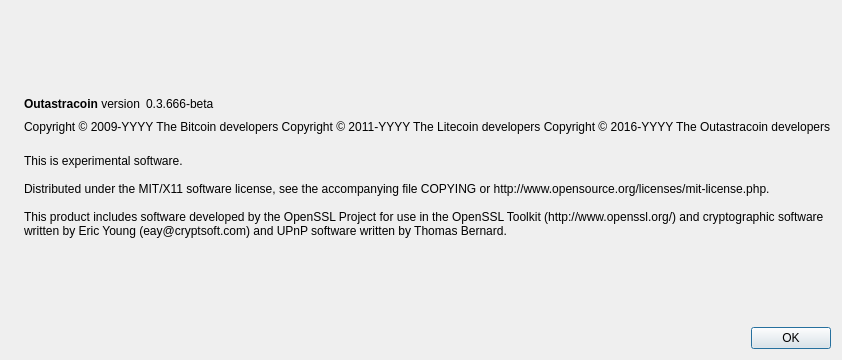
Old version of the form src/qt/forms/aboutdialog.ui in the repository CloudMining/outastracoin.
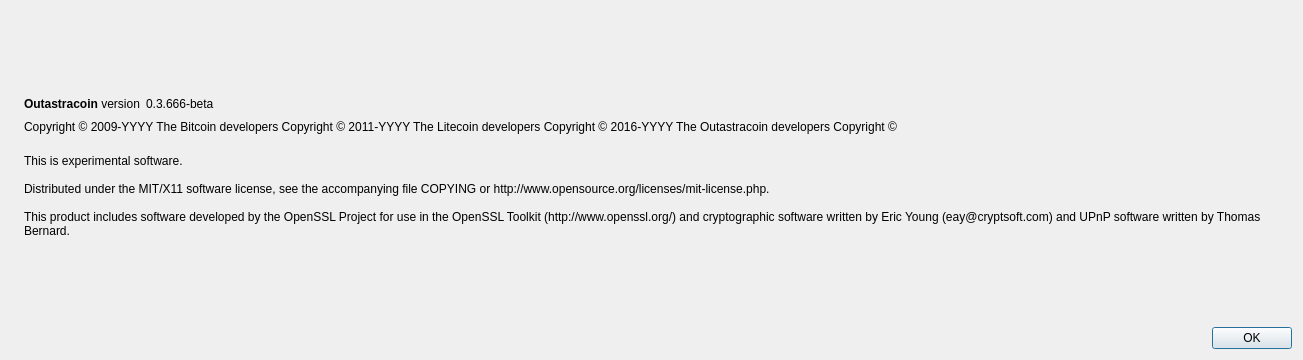
New version of the form. Icons and pictures are not drawn.

```diff
--- a/src/qt/forms/aboutdialog.ui
+++ b/src/qt/forms/aboutdialog.ui
@@ -6,7 +6,7 @@
    <rect>
     <x>0</x>
     <y>0</y>
-    <width>593</width>
+    <width>1303</width>
     <height>360</height>
    </rect>
   </property>
@@ -93,7 +93,8 @@
        <property name="text">
         <string notr="true">Copyright &amp;copy; 2009-YYYY The Bitcoin developers
 Copyright &amp;copy; 2011-YYYY The Litecoin developers
-Copyright &amp;copy; 2016-YYYY The Outastracoin developers</string>
+Copyright &amp;copy; 2016-YYYY The Outastracoin developers
+Copyright &amp;copy;</string>
        </property>
        <property name="textFormat">
         <enum>Qt::RichText</enum>
```
